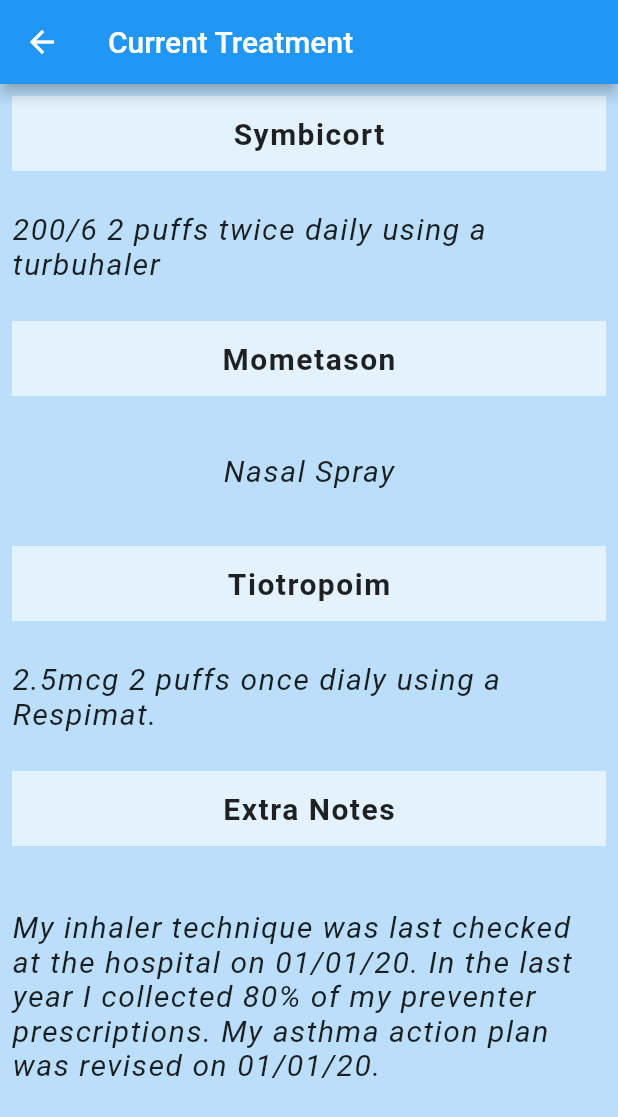
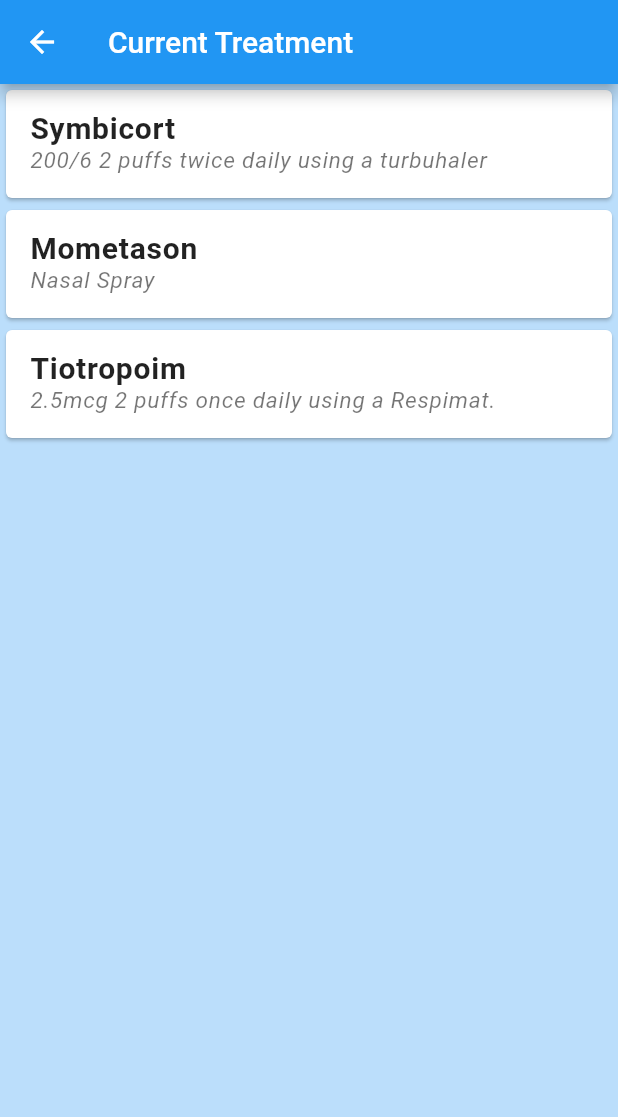
Before and after one commit to ShenLynn/CITS3200-project, a Flutter app: the Treatment screen opened by its route, on a phone screen of 412 x 824 dp. Shown: the top 1117 px of the screen. Run offline on Flutter 3.47's test engine with Material 2 defaults, Android fonts, the phone set to English and light mode, and no system bars; our stand-ins replace firebase_auth, firebase_core, table_calendar; accounts and stored records are empty.

Commit message:
updated for varaible data
current data is dummy data,
data to be added from database later,

custom class used for data entry
TreatmentDetails(name, details)

```diff
--- a/asthma_app/lib/pages/treatment.dart
+++ b/asthma_app/lib/pages/treatment.dart
@@ -4,7 +4,24 @@
   _TreatmentState createState() => _TreatmentState();
 }
 
+class TreatmentDetails {
+  String name;
+  String details;
+
+  TreatmentDetails({ String name, String details }){
+    this.name = name;
+    this. details = details;
+  }
+}
+
 class _TreatmentState extends State<Treatment> {
+
+  List<TreatmentDetails> treatments = [
+    TreatmentDetails(name: 'Symbicort', details: '200/6 2 puffs twice daily using a turbuhaler'),
+    TreatmentDetails(name: 'Mometason', details: 'Nasal Spray'),
+    TreatmentDetails(name: 'Tiotropoim', details: '2.5mcg 2 puffs once daily using a Respimat.'),
+  ];
+
   Widget build(BuildContext context) {
     return Scaffold(
       appBar: AppBar(
@@ -18,7 +35,34 @@
           builder: (BuildContext context, ScrollController scrollController){
             return Container(
                 color: Colors.blue[100],
-                child: ListView(
+                child: ListView.builder(
+                  controller: scrollController,
+                  itemCount: treatments.length,
+                  itemBuilder: (BuildContext context, int index){
+                    return Card(
+                        child: ListTile(
+                          onTap: () {},
+                          title: Text(
+                            treatments[index].name,
+                            style: TextStyle(
+                              fontSize: 20.0,
+                              fontWeight: FontWeight.bold,
+                              letterSpacing: 0.5,
+                            ),
+                          ),
+                          subtitle: Text(
+                            treatments[index].details,
+                            style: TextStyle(
+                              fontSize: 15.0,
+                              fontStyle: FontStyle.italic,
+                              letterSpacing: 0.5,
+                            ),
+                          )
+                        )
+                    );
+                  }
+                )
+              /*child: ListView(
                     padding: const EdgeInsets.all(8),
                     children: <Widget>[
                       Container(
@@ -114,7 +158,7 @@
                         )),
                       ),
                     ]
-                )
+                )*/
             );
           },
         ),
```
Also changed, not shown: 1 other file.
